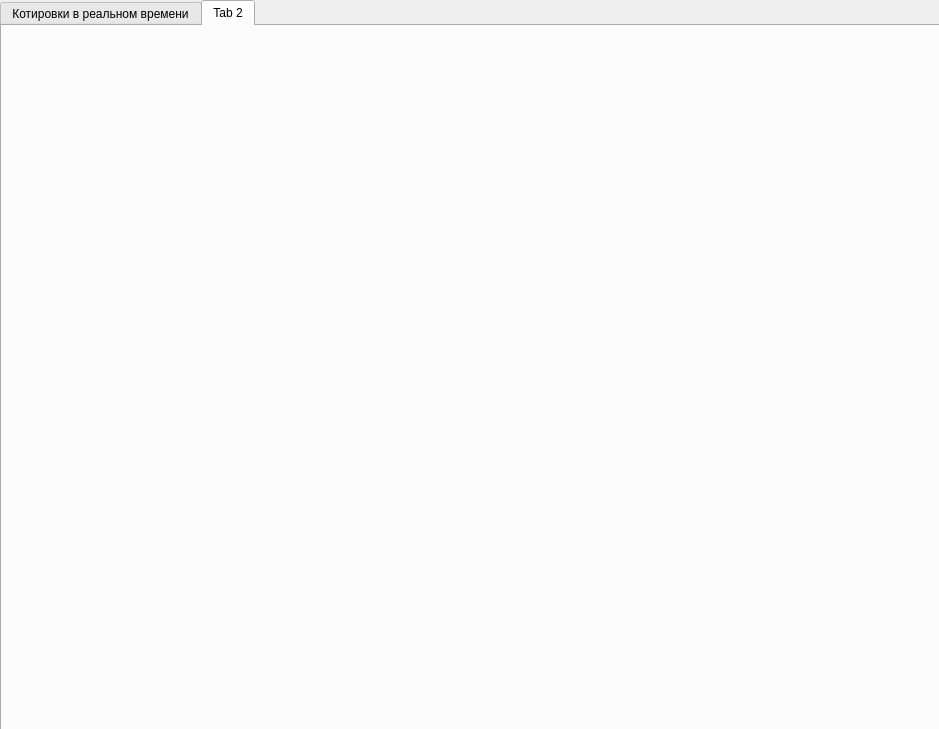
Above: ExchangeRate.ui from Vladislav0904/The-Exchange-Rate before the change. Below: the same form after it.
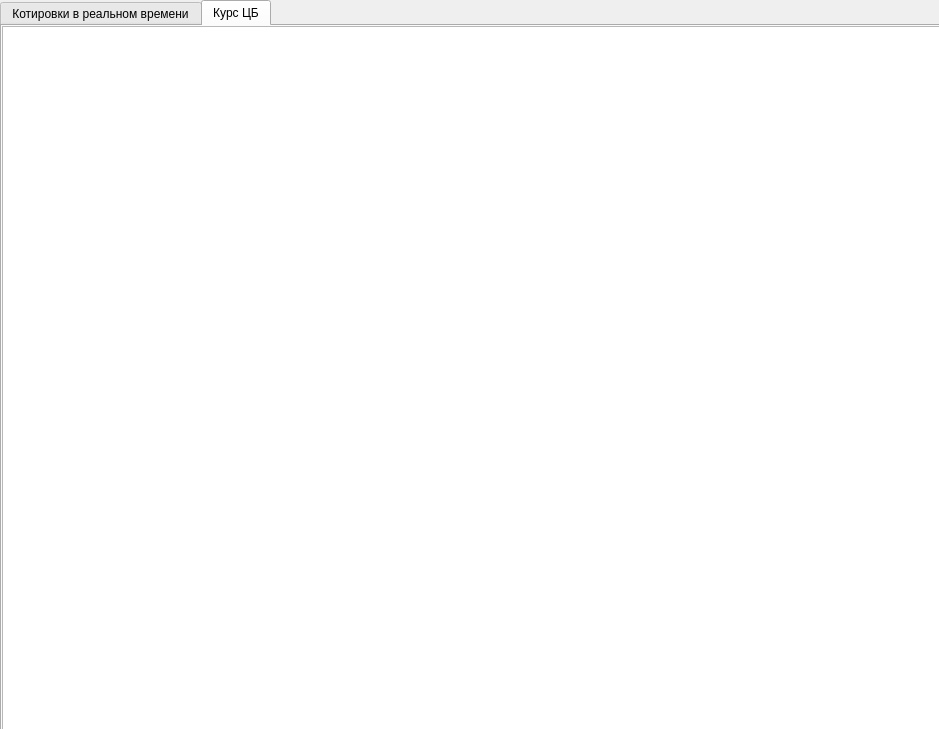
That is the form after the change. The open tabs and pages were chosen to show the change.

Commit message: Made few addition to ui and made Central bank tab

```diff
--- a/ExchangeRate.ui
+++ b/ExchangeRate.ui
@@ -66,8 +66,18 @@
      <cursorShape>ArrowCursor</cursorShape>
     </property>
     <attribute name="title">
-     <string>Tab 2</string>
-    </attribute>
+           <string>Курс ЦБ</string>
+       </attribute>
+       <widget class="QTableWidget" name="table2">
+           <property name="geometry">
+               <rect>
+                   <x>0</x>
+                   <y>0</y>
+                   <width>941</width>
+                   <height>711</height>
+               </rect>
+           </property>
+       </widget>
    </widget>
   </widget>
  </widget>
```
Left out of the diff: 3 changed lines with no effect on the pictures. Lines whose indentation alone changed are shown as unchanged. The commit also changes 1 other file.
